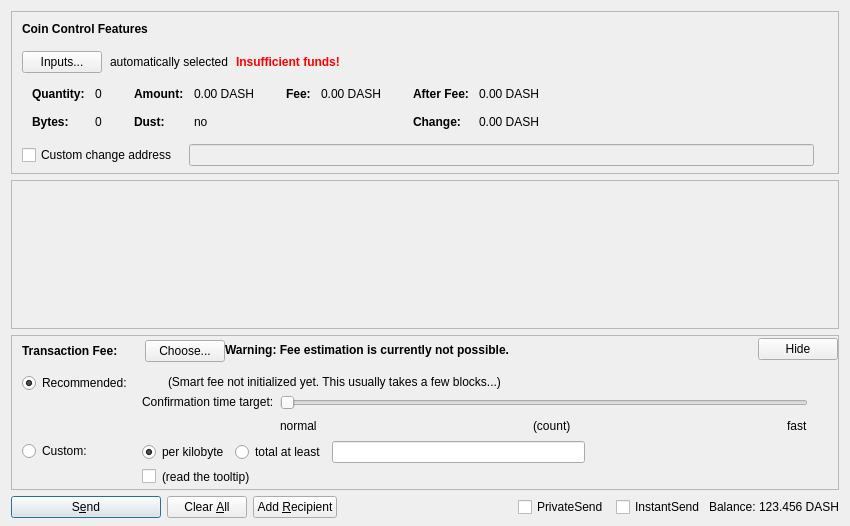
The window that src/qt/forms/sendcoinsdialog.ui (HashTalt/dash) describes before a commit, drawn with Qt 5.
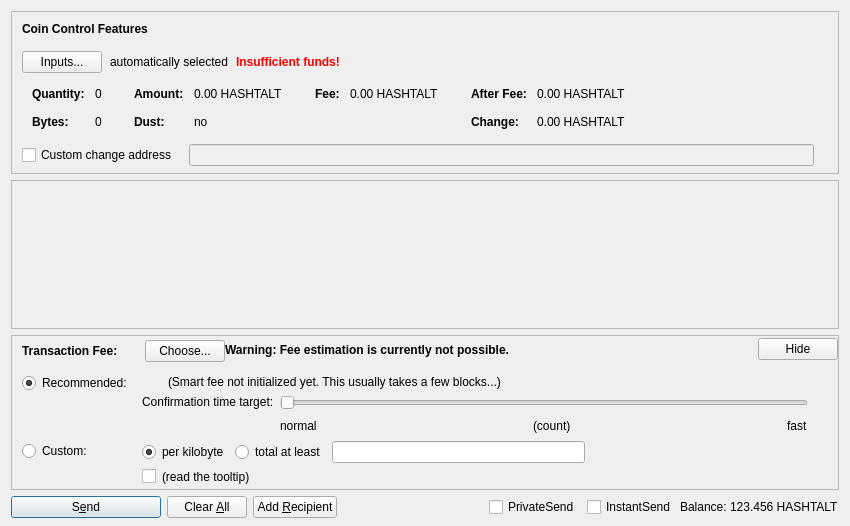
The same window after the commit. Custom widgets are drawn as their Qt base class.

```diff
--- a/src/qt/forms/sendcoinsdialog.ui
+++ b/src/qt/forms/sendcoinsdialog.ui
@@ -324,7 +324,7 @@
                   <enum>Qt::ActionsContextMenu</enum>
                  </property>
                  <property name="text">
-                  <string notr="true">0.00 DASH</string>
+                  <string notr="true">0.00 HASHTALT</string>
                  </property>
                  <property name="textInteractionFlags">
                   <set>Qt::LinksAccessibleByMouse|Qt::TextSelectableByKeyboard|Qt::TextSelectableByMouse</set>
@@ -404,7 +404,7 @@
                   <enum>Qt::ActionsContextMenu</enum>
                  </property>
                  <property name="text">
-                  <string notr="true">0.00 DASH</string>
+                  <string notr="true">0.00 HASHTALT</string>
                  </property>
                  <property name="textInteractionFlags">
                   <set>Qt::LinksAccessibleByMouse|Qt::TextSelectableByKeyboard|Qt::TextSelectableByMouse</set>
@@ -455,7 +455,7 @@
                   <enum>Qt::ActionsContextMenu</enum>
                  </property>
                  <property name="text">
-                  <string notr="true">0.00 DASH</string>
+                  <string notr="true">0.00 HASHTALT</string>
                  </property>
                  <property name="textInteractionFlags">
                   <set>Qt::LinksAccessibleByMouse|Qt::TextSelectableByKeyboard|Qt::TextSelectableByMouse</set>
@@ -484,7 +484,7 @@
                   <enum>Qt::ActionsContextMenu</enum>
                  </property>
                  <property name="text">
-                  <string notr="true">0.00 DASH</string>
+                  <string notr="true">0.00 HASHTALT</string>
                  </property>
                  <property name="textInteractionFlags">
                   <set>Qt::LinksAccessibleByMouse|Qt::TextSelectableByKeyboard|Qt::TextSelectableByMouse</set>
@@ -1326,7 +1326,7 @@
           <cursorShape>IBeamCursor</cursorShape>
          </property>
          <property name="text">
-          <string notr="true">123.456 DASH</string>
+          <string notr="true">123.456 HASHTALT</string>
          </property>
          <property name="textInteractionFlags">
           <set>Qt::LinksAccessibleByMouse|Qt::TextSelectableByKeyboard|Qt::TextSelectableByMouse</set>
```
